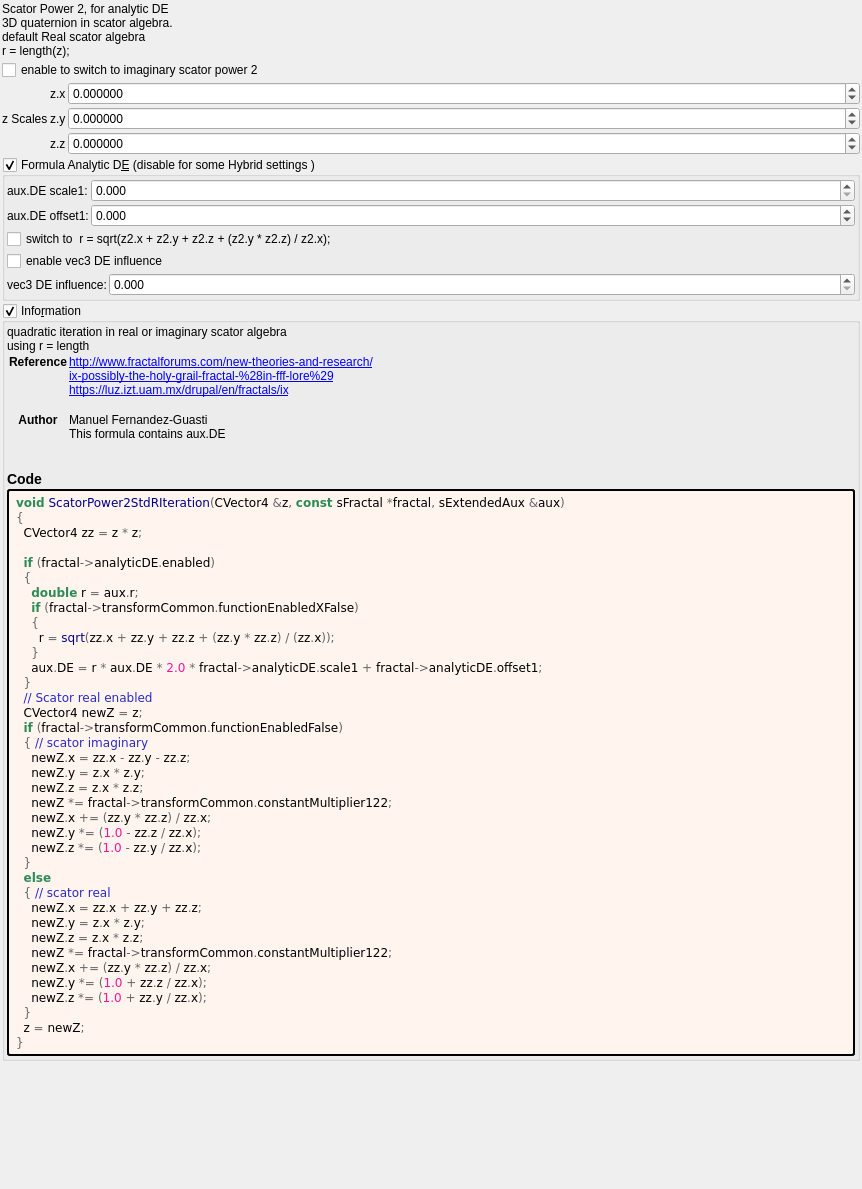
Qt form mandelbulber2/formula/ui/scator_power2_std_r.ui (buddhi1980/mandelbulber2) before a commit.
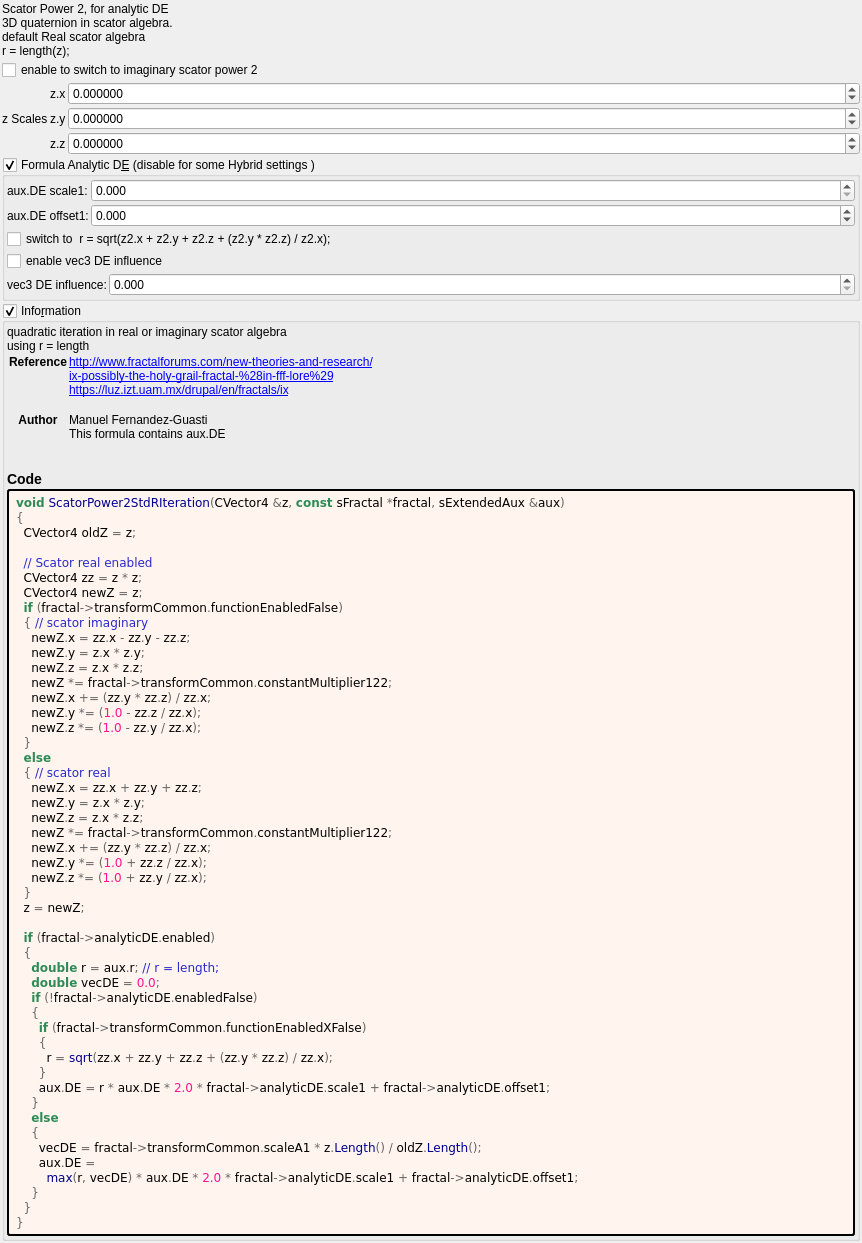
The same form after that commit. Custom widgets are drawn as their Qt base class.

Commit message:
source code format - fractal_formulas.cpp and formula opencl/ui
- fixed UTF8-BOM on fractal_formulas.cpp file
- formatted fractal_formulas.cpp
- updated formula opencl and ui files

Patch:
```diff
--- a/mandelbulber2/formula/ui/scator_power2_std_r.ui
+++ b/mandelbulber2/formula/ui/scator_power2_std_r.ui
@@ -389,18 +389,10 @@
          <string notr="true">&lt;body style=&quot;background-color:#fff5ee&quot;&gt;
 &lt;pre style=&quot;color:#000000; background-color:#fff5ee;  font-family:'Courier New',monospace;&quot;&gt;&lt;span style=&quot;color:#2e8b57; font-weight:bold&quot;&gt;void&lt;/span&gt; &lt;span style=&quot;color:#00008f&quot;&gt;ScatorPower2StdRIteration&lt;/span&gt;&lt;span style=&quot;color:#676767&quot;&gt;(&lt;/span&gt;CVector4 &lt;span style=&quot;color:#676767&quot;&gt;&amp;amp;&lt;/span&gt;z&lt;span style=&quot;color:#676767&quot;&gt;,&lt;/span&gt; &lt;span style=&quot;color:#2e8b57; font-weight:bold&quot;&gt;const&lt;/span&gt; sFractal &lt;span style=&quot;color:#676767&quot;&gt;*&lt;/span&gt;fractal&lt;span style=&quot;color:#676767&quot;&gt;,&lt;/span&gt; sExtendedAux &lt;span style=&quot;color:#676767&quot;&gt;&amp;amp;&lt;/span&gt;aux&lt;span style=&quot;color:#676767&quot;&gt;)&lt;/span&gt;
 &lt;span style=&quot;color:#676767&quot;&gt;{&lt;/span&gt;
-  CVector4 zz &lt;span style=&quot;color:#676767&quot;&gt;=&lt;/span&gt; z &lt;span style=&quot;color:#676767&quot;&gt;*&lt;/span&gt; z&lt;span style=&quot;color:#676767&quot;&gt;;&lt;/span&gt;
+  CVector4 oldZ &lt;span style=&quot;color:#676767&quot;&gt;=&lt;/span&gt; z&lt;span style=&quot;color:#676767&quot;&gt;;&lt;/span&gt;
 
-  &lt;span style=&quot;color:#2e8b57; font-weight:bold&quot;&gt;if&lt;/span&gt; &lt;span style=&quot;color:#676767&quot;&gt;(&lt;/span&gt;fractal&lt;span style=&quot;color:#676767&quot;&gt;-&amp;gt;&lt;/span&gt;analyticDE&lt;span style=&quot;color:#676767&quot;&gt;.&lt;/span&gt;enabled&lt;span style=&quot;color:#676767&quot;&gt;)&lt;/span&gt;
-  &lt;span style=&quot;color:#676767&quot;&gt;{&lt;/span&gt;
-    &lt;span style=&quot;color:#2e8b57; font-weight:bold&quot;&gt;double&lt;/span&gt; r &lt;span style=&quot;color:#676767&quot;&gt;=&lt;/span&gt; aux&lt;span style=&quot;color:#676767&quot;&gt;.&lt;/span&gt;r&lt;span style=&quot;color:#676767&quot;&gt;;&lt;/span&gt;
-    &lt;span style=&quot;color:#2e8b57; font-weight:bold&quot;&gt;if&lt;/span&gt; &lt;span style=&quot;color:#676767&quot;&gt;(&lt;/span&gt;fractal&lt;span style=&quot;color:#676767&quot;&gt;-&amp;gt;&lt;/span&gt;transformCommon&lt;span style=&quot;color:#676767&quot;&gt;.&lt;/span&gt;functionEnabledXFalse&lt;span style=&quot;color:#676767&quot;&gt;)&lt;/span&gt;
-    &lt;span style=&quot;color:#676767&quot;&gt;{&lt;/span&gt;
-      r &lt;span style=&quot;color:#676767&quot;&gt;=&lt;/span&gt; &lt;span style=&quot;color:#00008f&quot;&gt;sqrt&lt;/span&gt;&lt;span style=&quot;color:#676767&quot;&gt;(&lt;/span&gt;zz&lt;span style=&quot;color:#676767&quot;&gt;.&lt;/span&gt;x &lt;span style=&quot;color:#676767&quot;&gt;+&lt;/span&gt; zz&lt;span style=&quot;color:#676767&quot;&gt;.&lt;/span&gt;y &lt;span style=&quot;color:#676767&quot;&gt;+&lt;/span&gt; zz&lt;span style=&quot;color:#676767&quot;&gt;.&lt;/span&gt;z &lt;span style=&quot;color:#676767&quot;&gt;+ (&lt;/span&gt;zz&lt;span style=&quot;color:#676767&quot;&gt;.&lt;/span&gt;y &lt;span style=&quot;color:#676767&quot;&gt;*&lt;/span&gt; zz&lt;span style=&quot;color:#676767&quot;&gt;.&lt;/span&gt;z&lt;span style=&quot;color:#676767&quot;&gt;) / (&lt;/span&gt;zz&lt;span style=&quot;color:#676767&quot;&gt;.&lt;/span&gt;x&lt;span style=&quot;color:#676767&quot;&gt;));&lt;/span&gt;
-    &lt;span style=&quot;color:#676767&quot;&gt;}&lt;/span&gt;
-    aux&lt;span style=&quot;color:#676767&quot;&gt;.&lt;/span&gt;DE &lt;span style=&quot;color:#676767&quot;&gt;=&lt;/span&gt; r &lt;span style=&quot;color:#676767&quot;&gt;*&lt;/span&gt; aux&lt;span style=&quot;color:#676767&quot;&gt;.&lt;/span&gt;DE &lt;span style=&quot;color:#676767&quot;&gt;*&lt;/span&gt; &lt;span style=&quot;color:#ff1493&quot;&gt;2.0&lt;/span&gt; &lt;span style=&quot;color:#676767&quot;&gt;*&lt;/span&gt; fractal&lt;span style=&quot;color:#676767&quot;&gt;-&amp;gt;&lt;/span&gt;analyticDE&lt;span style=&quot;color:#676767&quot;&gt;.&lt;/span&gt;scale1 &lt;span style=&quot;color:#676767&quot;&gt;+&lt;/span&gt; fractal&lt;span style=&quot;color:#676767&quot;&gt;-&amp;gt;&lt;/span&gt;analyticDE&lt;span style=&quot;color:#676767&quot;&gt;.&lt;/span&gt;offset1&lt;span style=&quot;color:#676767&quot;&gt;;&lt;/span&gt;
-  &lt;span style=&quot;color:#676767&quot;&gt;}&lt;/span&gt;
   &lt;span style=&quot;color:#2929cc&quot;&gt;// Scator real enabled&lt;/span&gt;
+  CVector4 zz &lt;span style=&quot;color:#676767&quot;&gt;=&lt;/span&gt; z &lt;span style=&quot;color:#676767&quot;&gt;*&lt;/span&gt; z&lt;span style=&quot;color:#676767&quot;&gt;;&lt;/span&gt;
   CVector4 newZ &lt;span style=&quot;color:#676767&quot;&gt;=&lt;/span&gt; z&lt;span style=&quot;color:#676767&quot;&gt;;&lt;/span&gt;
   &lt;span style=&quot;color:#2e8b57; font-weight:bold&quot;&gt;if&lt;/span&gt; &lt;span style=&quot;color:#676767&quot;&gt;(&lt;/span&gt;fractal&lt;span style=&quot;color:#676767&quot;&gt;-&amp;gt;&lt;/span&gt;transformCommon&lt;span style=&quot;color:#676767&quot;&gt;.&lt;/span&gt;functionEnabledFalse&lt;span style=&quot;color:#676767&quot;&gt;)&lt;/span&gt;
   &lt;span style=&quot;color:#676767&quot;&gt;{&lt;/span&gt; &lt;span style=&quot;color:#2929cc&quot;&gt;// scator imaginary&lt;/span&gt;
@@ -423,6 +415,26 @@
     newZ&lt;span style=&quot;color:#676767&quot;&gt;.&lt;/span&gt;z &lt;span style=&quot;color:#676767&quot;&gt;*= (&lt;/span&gt;&lt;span style=&quot;color:#ff1493&quot;&gt;1.0&lt;/span&gt; &lt;span style=&quot;color:#676767&quot;&gt;+&lt;/span&gt; zz&lt;span style=&quot;color:#676767&quot;&gt;.&lt;/span&gt;y &lt;span style=&quot;color:#676767&quot;&gt;/&lt;/span&gt; zz&lt;span style=&quot;color:#676767&quot;&gt;.&lt;/span&gt;x&lt;span style=&quot;color:#676767&quot;&gt;);&lt;/span&gt;
   &lt;span style=&quot;color:#676767&quot;&gt;}&lt;/span&gt;
   z &lt;span style=&quot;color:#676767&quot;&gt;=&lt;/span&gt; newZ&lt;span style=&quot;color:#676767&quot;&gt;;&lt;/span&gt;
+
+  &lt;span style=&quot;color:#2e8b57; font-weight:bold&quot;&gt;if&lt;/span&gt; &lt;span style=&quot;color:#676767&quot;&gt;(&lt;/span&gt;fractal&lt;span style=&quot;color:#676767&quot;&gt;-&amp;gt;&lt;/span&gt;analyticDE&lt;span style=&quot;color:#676767&quot;&gt;.&lt;/span&gt;enabled&lt;span style=&quot;color:#676767&quot;&gt;)&lt;/span&gt;
+  &lt;span style=&quot;color:#676767&quot;&gt;{&lt;/span&gt;
+    &lt;span style=&quot;color:#2e8b57; font-weight:bold&quot;&gt;double&lt;/span&gt; r &lt;span style=&quot;color:#676767&quot;&gt;=&lt;/span&gt; aux&lt;span style=&quot;color:#676767&quot;&gt;.&lt;/span&gt;r&lt;span style=&quot;color:#676767&quot;&gt;;&lt;/span&gt; &lt;span style=&quot;color:#2929cc&quot;&gt;// r = length;&lt;/span&gt;
+    &lt;span style=&quot;color:#2e8b57; font-weight:bold&quot;&gt;double&lt;/span&gt; vecDE &lt;span style=&quot;color:#676767&quot;&gt;=&lt;/span&gt; &lt;span style=&quot;color:#ff1493&quot;&gt;0.0&lt;/span&gt;&lt;span style=&quot;color:#676767&quot;&gt;;&lt;/span&gt;
+    &lt;span style=&quot;color:#2e8b57; font-weight:bold&quot;&gt;if&lt;/span&gt; &lt;span style=&quot;color:#676767&quot;&gt;(!&lt;/span&gt;fractal&lt;span style=&quot;color:#676767&quot;&gt;-&amp;gt;&lt;/span&gt;analyticDE&lt;span style=&quot;color:#676767&quot;&gt;.&lt;/span&gt;enabledFalse&lt;span style=&quot;color:#676767&quot;&gt;)&lt;/span&gt;
+    &lt;span style=&quot;color:#676767&quot;&gt;{&lt;/span&gt;
+      &lt;span style=&quot;color:#2e8b57; font-weight:bold&quot;&gt;if&lt;/span&gt; &lt;span style=&quot;color:#676767&quot;&gt;(&lt;/span&gt;fractal&lt;span style=&quot;color:#676767&quot;&gt;-&amp;gt;&lt;/span&gt;transformCommon&lt;span style=&quot;color:#676767&quot;&gt;.&lt;/span&gt;functionEnabledXFalse&lt;span style=&quot;color:#676767&quot;&gt;)&lt;/span&gt;
+      &lt;span style=&quot;color:#676767&quot;&gt;{&lt;/span&gt;
+        r &lt;span style=&quot;color:#676767&quot;&gt;=&lt;/span&gt; &lt;span style=&quot;color:#00008f&quot;&gt;sqrt&lt;/span&gt;&lt;span style=&quot;color:#676767&quot;&gt;(&lt;/span&gt;zz&lt;span style=&quot;color:#676767&quot;&gt;.&lt;/span&gt;x &lt;span style=&quot;color:#676767&quot;&gt;+&lt;/span&gt; zz&lt;span style=&quot;color:#676767&quot;&gt;.&lt;/span&gt;y &lt;span style=&quot;color:#676767&quot;&gt;+&lt;/span&gt; zz&lt;span style=&quot;color:#676767&quot;&gt;.&lt;/span&gt;z &lt;span style=&quot;color:#676767&quot;&gt;+ (&lt;/span&gt;zz&lt;span style=&quot;color:#676767&quot;&gt;.&lt;/span&gt;y &lt;span style=&quot;color:#676767&quot;&gt;*&lt;/span&gt; zz&lt;span style=&quot;color:#676767&quot;&gt;.&lt;/span&gt;z&lt;span style=&quot;color:#676767&quot;&gt;) /&lt;/span&gt; zz&lt;span style=&quot;color:#676767&quot;&gt;.&lt;/span&gt;x&lt;span style=&quot;color:#676767&quot;&gt;);&lt;/span&gt;
+      &lt;span style=&quot;color:#676767&quot;&gt;}&lt;/span&gt;
+      aux&lt;span style=&quot;color:#676767&quot;&gt;.&lt;/span&gt;DE &lt;span style=&quot;color:#676767&quot;&gt;=&lt;/span&gt; r &lt;span style=&quot;color:#676767&quot;&gt;*&lt;/span&gt; aux&lt;span style=&quot;color:#676767&quot;&gt;.&lt;/span&gt;DE &lt;span style=&quot;color:#676767&quot;&gt;*&lt;/span&gt; &lt;span style=&quot;color:#ff1493&quot;&gt;2.0&lt;/span&gt; &lt;span style=&quot;color:#676767&quot;&gt;*&lt;/span&gt; fractal&lt;span style=&quot;color:#676767&quot;&gt;-&amp;gt;&lt;/span&gt;analyticDE&lt;span style=&quot;color:#676767&quot;&gt;.&lt;/span&gt;scale1 &lt;span style=&quot;color:#676767&quot;&gt;+&lt;/span&gt; fractal&lt;span style=&quot;color:#676767&quot;&gt;-&amp;gt;&lt;/span&gt;analyticDE&lt;span style=&quot;color:#676767&quot;&gt;.&lt;/span&gt;offset1&lt;span style=&quot;color:#676767&quot;&gt;;&lt;/span&gt;
+    &lt;span style=&quot;color:#676767&quot;&gt;}&lt;/span&gt;
+    &lt;span style=&quot;color:#2e8b57; font-weight:bold&quot;&gt;else&lt;/span&gt;
+    &lt;span style=&quot;color:#676767&quot;&gt;{&lt;/span&gt;
+      vecDE &lt;span style=&quot;color:#676767&quot;&gt;=&lt;/span&gt; fractal&lt;span style=&quot;color:#676767&quot;&gt;-&amp;gt;&lt;/span&gt;transformCommon&lt;span style=&quot;color:#676767&quot;&gt;.&lt;/span&gt;scaleA1 &lt;span style=&quot;color:#676767&quot;&gt;*&lt;/span&gt; z&lt;span style=&quot;color:#676767&quot;&gt;.&lt;/span&gt;&lt;span style=&quot;color:#00008f&quot;&gt;Length&lt;/span&gt;&lt;span style=&quot;color:#676767&quot;&gt;() /&lt;/span&gt; oldZ&lt;span style=&quot;color:#676767&quot;&gt;.&lt;/span&gt;&lt;span style=&quot;color:#00008f&quot;&gt;Length&lt;/span&gt;&lt;span style=&quot;color:#676767&quot;&gt;();&lt;/span&gt;
+      aux&lt;span style=&quot;color:#676767&quot;&gt;.&lt;/span&gt;DE &lt;span style=&quot;color:#676767&quot;&gt;=&lt;/span&gt;
+        &lt;span style=&quot;color:#00008f&quot;&gt;max&lt;/span&gt;&lt;span style=&quot;color:#676767&quot;&gt;(&lt;/span&gt;r&lt;span style=&quot;color:#676767&quot;&gt;,&lt;/span&gt; vecDE&lt;span style=&quot;color:#676767&quot;&gt;) *&lt;/span&gt; aux&lt;span style=&quot;color:#676767&quot;&gt;.&lt;/span&gt;DE &lt;span style=&quot;color:#676767&quot;&gt;*&lt;/span&gt; &lt;span style=&quot;color:#ff1493&quot;&gt;2.0&lt;/span&gt; &lt;span style=&quot;color:#676767&quot;&gt;*&lt;/span&gt; fractal&lt;span style=&quot;color:#676767&quot;&gt;-&amp;gt;&lt;/span&gt;analyticDE&lt;span style=&quot;color:#676767&quot;&gt;.&lt;/span&gt;scale1 &lt;span style=&quot;color:#676767&quot;&gt;+&lt;/span&gt; fractal&lt;span style=&quot;color:#676767&quot;&gt;-&amp;gt;&lt;/span&gt;analyticDE&lt;span style=&quot;color:#676767&quot;&gt;.&lt;/span&gt;offset1&lt;span style=&quot;color:#676767&quot;&gt;;&lt;/span&gt;
+    &lt;span style=&quot;color:#676767&quot;&gt;}&lt;/span&gt;
+  &lt;span style=&quot;color:#676767&quot;&gt;}&lt;/span&gt;
 &lt;span style=&quot;color:#676767&quot;&gt;}&lt;/span&gt;
 &lt;/pre&gt;
 &lt;/body&gt;</string>
```
Left out of the diff: 2 changed lines with no effect on the pictures. The commit also changes 104 other files.
